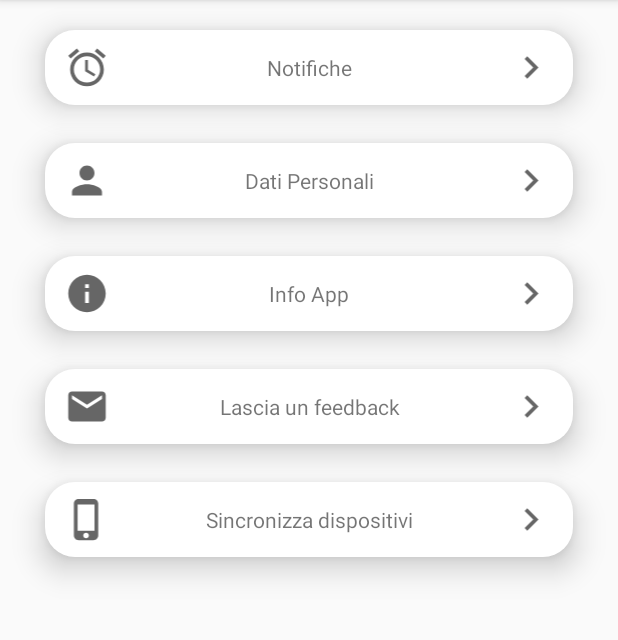
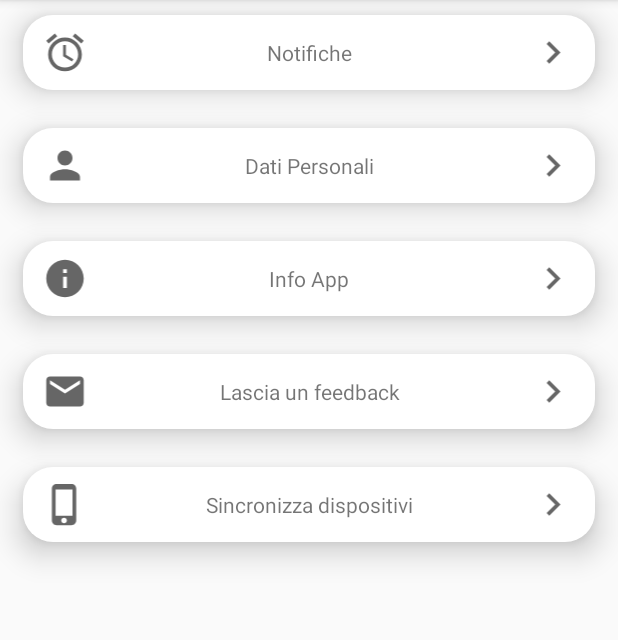
Before and after one commit to Zanzibar184/Pills_reminder, an Android app: the fragment Impostazioni shown on its own in the app's theme, on a phone screen of 412 x 824 dp, the part 84-724 px from its top. Run offline under Robolectric (Android 15) with nearby library versions, the phone set to English and light mode, and no system bars; 1 statement that could not run was skipped.

Commit message:
v1.8 sistemate le dimensioni dei vari layout

```diff
--- a/app/src/main/res/layout/myframeviewimpostazioni.xml
+++ b/app/src/main/res/layout/myframeviewimpostazioni.xml
@@ -12,12 +12,12 @@
     <RelativeLayout
         android:id="@+id/myview1"
         android:layout_width="match_parent"
-        android:layout_height="50dp"
+        android:layout_height="@dimen/height_settings_view"
         android:layout_gravity="center_horizontal"
-        android:layout_marginBottom="15dp"
-        android:layout_marginLeft="30dp"
-        android:layout_marginRight="30dp"
-        android:layout_marginTop="20dp"
+        android:layout_marginBottom="@dimen/marginBottom_view"
+        android:layout_marginLeft="@dimen/marginLeft_view"
+        android:layout_marginRight="@dimen/marginRight_view"
+        android:layout_marginTop="@dimen/marginTop_settings_view"
         android:background="@drawable/rounded_shape"
         android:elevation="12dp">
 
@@ -51,12 +51,12 @@
     <RelativeLayout
         android:id="@+id/myview2"
         android:layout_width="match_parent"
-        android:layout_height="50dp"
+        android:layout_height="@dimen/height_settings_view"
         android:layout_gravity="center_horizontal"
-        android:layout_marginBottom="15dp"
-        android:layout_marginLeft="30dp"
-        android:layout_marginRight="30dp"
-        android:layout_marginTop="10dp"
+        android:layout_marginBottom="@dimen/marginBottom_view"
+        android:layout_marginLeft="@dimen/marginLeft_view"
+        android:layout_marginRight="@dimen/marginRight_view"
+        android:layout_marginTop="@dimen/marginTop_settings_view"
         android:background="@drawable/rounded_shape"
         android:elevation="12dp">
 
@@ -90,12 +90,12 @@
     <RelativeLayout
         android:id="@+id/myview3"
         android:layout_width="match_parent"
-        android:layout_height="50dp"
+        android:layout_height="@dimen/height_settings_view"
         android:layout_gravity="center_horizontal"
-        android:layout_marginBottom="15dp"
-        android:layout_marginLeft="30dp"
-        android:layout_marginRight="30dp"
-        android:layout_marginTop="10dp"
+        android:layout_marginBottom="@dimen/marginBottom_view"
+        android:layout_marginLeft="@dimen/marginLeft_view"
+        android:layout_marginRight="@dimen/marginRight_view"
+        android:layout_marginTop="@dimen/marginTop_settings_view"
         android:background="@drawable/rounded_shape"
         android:elevation="12dp">
 
@@ -129,12 +129,12 @@
     <RelativeLayout
         android:id="@+id/myview4"
         android:layout_width="match_parent"
-        android:layout_height="50dp"
+        android:layout_height="@dimen/height_settings_view"
         android:layout_gravity="center_horizontal"
-        android:layout_marginBottom="15dp"
-        android:layout_marginLeft="30dp"
-        android:layout_marginRight="30dp"
-        android:layout_marginTop="10dp"
+        android:layout_marginBottom="@dimen/marginBottom_view"
+        android:layout_marginLeft="@dimen/marginLeft_view"
+        android:layout_marginRight="@dimen/marginRight_view"
+        android:layout_marginTop="@dimen/marginTop_settings_view"
         android:background="@drawable/rounded_shape"
         android:elevation="12dp">
 
@@ -168,12 +168,12 @@
     <RelativeLayout
         android:id="@+id/myview5"
         android:layout_width="match_parent"
-        android:layout_height="50dp"
+        android:layout_height="@dimen/height_settings_view"
         android:layout_gravity="center_horizontal"
-        android:layout_marginBottom="25dp"
-        android:layout_marginLeft="30dp"
-        android:layout_marginRight="30dp"
-        android:layout_marginTop="10dp"
+        android:layout_marginBottom="@dimen/marginBottom_view"
+        android:layout_marginLeft="@dimen/marginLeft_view"
+        android:layout_marginRight="@dimen/marginRight_view"
+        android:layout_marginTop="@dimen/marginTop_settings_view"
         android:background="@drawable/rounded_shape"
         android:elevation="12dp">
 
--- a/app/src/main/res/values/dimens.xml
+++ b/app/src/main/res/values/dimens.xml
@@ -5,4 +5,13 @@
     <dimen name="nav_header_vertical_spacing">8dp</dimen>
     <dimen name="nav_header_height">176dp</dimen>
     <dimen name="fab_margin">16dp</dimen>
+    <dimen name="height_view">150dp</dimen>
+    <dimen name="height_settings_view">50dp</dimen>
+    <dimen name="marginLeft_view">15dp</dimen>
+    <dimen name="marginRight_view">15dp</dimen>
+    <dimen name="marginBottom_view">15dp</dimen>
+    <dimen name="marginTop_view">45dp</dimen>
+    <dimen name="marginTop_settings_view">10dp</dimen>
+    <dimen name="shadow_view">12dp</dimen>
+    <dimen name="line_title_space">20dp</dimen>
 </resources>
```
Also changed, not shown: app/src/main/res/layout/myframeviewcontatti.xml (+6 -6 lines), app/src/main/res/layout/myframeviewcure.xml (+6 -6 lines), app/src/main/res/layout/myframeviewfarmaci.xml (+5 -5 lines), app/src/main/res/layout/myframeviewnote.xml (+6 -6 lines), app/src/main/res/layout/myframeviewsms.xml (+6 -6 lines).
